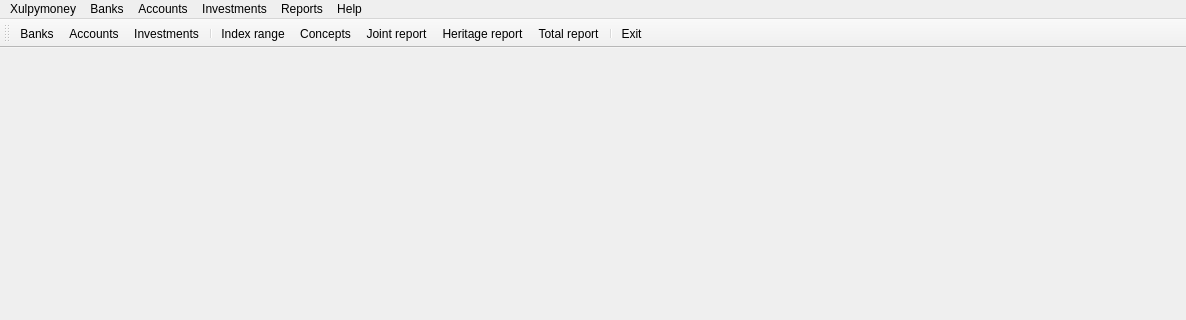
This is ui/frmMain.ui in turulomio/xulpymoney as Qt 5 draws it before an edit; both pictures show x 0 to 1186 and y 0 to 320 of the 1186 by 625 pixel window. The edited form follows.
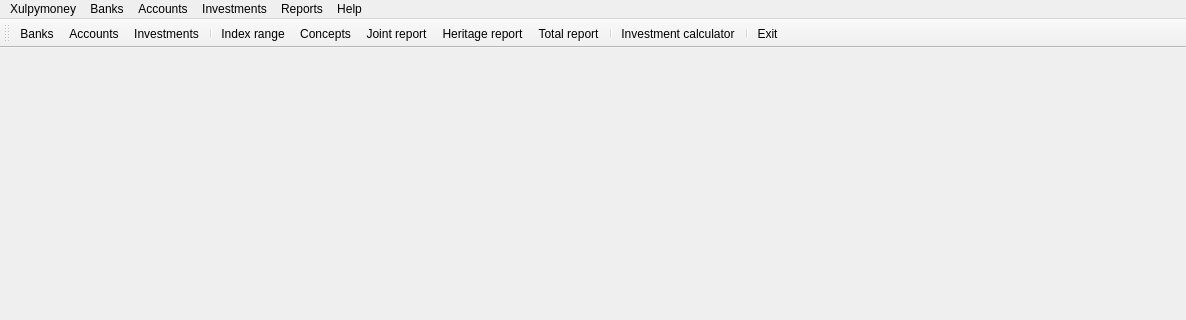
This is the edited form. Icons and pictures are not drawn.

What changed in the file:
```diff
--- a/ui/frmMain.ui
+++ b/ui/frmMain.ui
@@ -142,6 +142,8 @@
    <addaction name="actionReportAPR"/>
    <addaction name="actionTotalReport"/>
    <addaction name="separator"/>
+   <addaction name="actionCalculator"/>
+   <addaction name="separator"/>
    <addaction name="actionExit"/>
   </widget>
   <widget class="QStatusBar" name="status"/>
```
Left out of the diff: 2 changed lines with no effect on the pictures.
